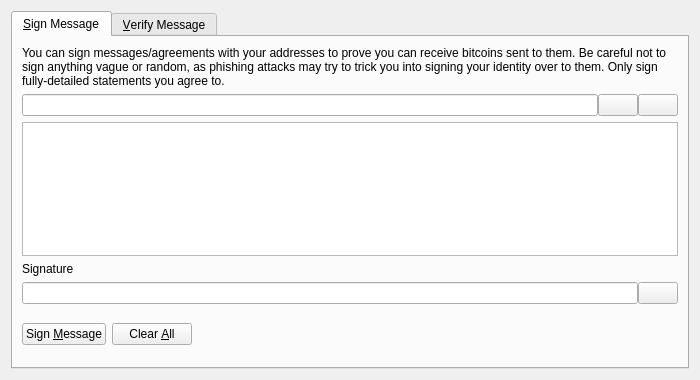
Before: the Qt Designer form src/qt/forms/signverifymessagedialog.ui in Radiant-Core/Radiant-Core, drawn with Qt 5.
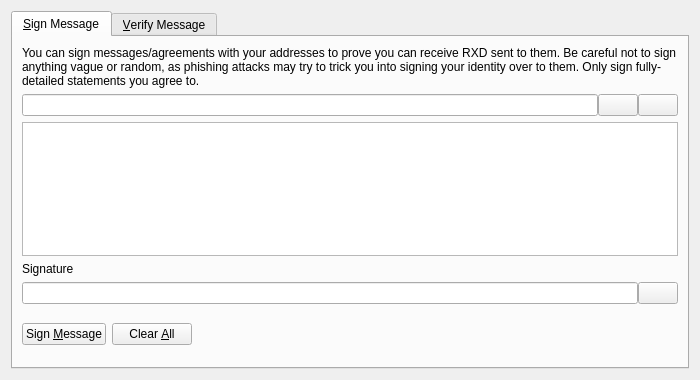
After: the same form once the commit is applied. Icons and pictures are not drawn. Custom widgets are drawn as their Qt base class.

The edit to the form file:
```diff
--- a/src/qt/forms/signverifymessagedialog.ui
+++ b/src/qt/forms/signverifymessagedialog.ui
@@ -30,7 +30,7 @@
        <item>
         <widget class="QLabel" name="infoLabel_SM">
          <property name="text">
-          <string>You can sign messages/agreements with your addresses to prove you can receive bitcoins sent to them. Be careful not to sign anything vague or random, as phishing attacks may try to trick you into signing your identity over to them. Only sign fully-detailed statements you agree to.</string>
+          <string>You can sign messages/agreements with your addresses to prove you can receive RXD sent to them. Be careful not to sign anything vague or random, as phishing attacks may try to trick you into signing your identity over to them. Only sign fully-detailed statements you agree to.</string>
          </property>
          <property name="textFormat">
           <enum>Qt::PlainText</enum>
```
